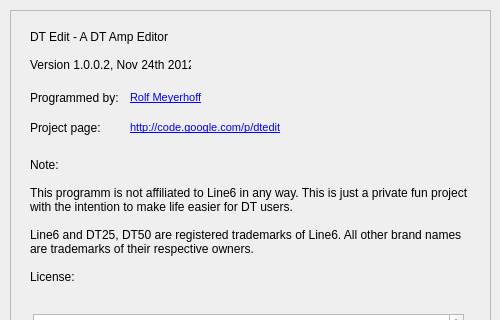
rome2/dtedit, file aboutdialog.ui: the form before one commit; both pictures show x 0 to 500 and y 0 to 320 of the 500 by 536 pixel window.
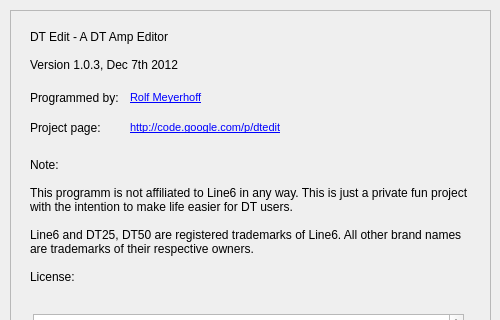
The form after the commit. Icons and pictures are not drawn.

Patch:
```diff
--- a/aboutdialog.ui
+++ b/aboutdialog.ui
@@ -76,7 +76,7 @@
     <property name="text">
      <string>DT Edit - A DT Amp Editor
 
-Version 1.0.0.2, Nov 24th 2012</string>
+Version 1.0.3, Dec 7th 2012</string>
     </property>
     <property name="textFormat">
      <enum>Qt::PlainText</enum>
```
